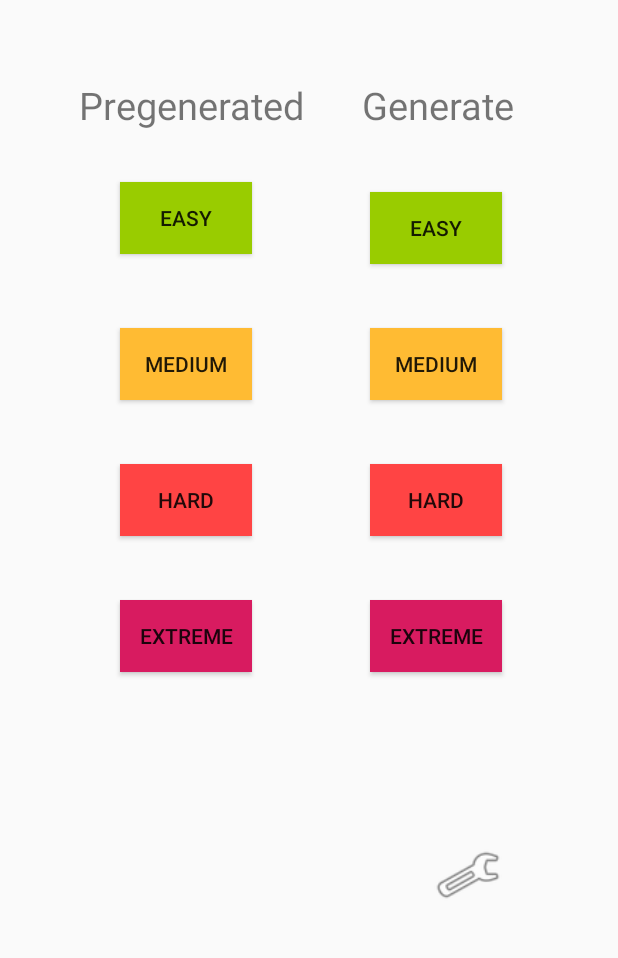
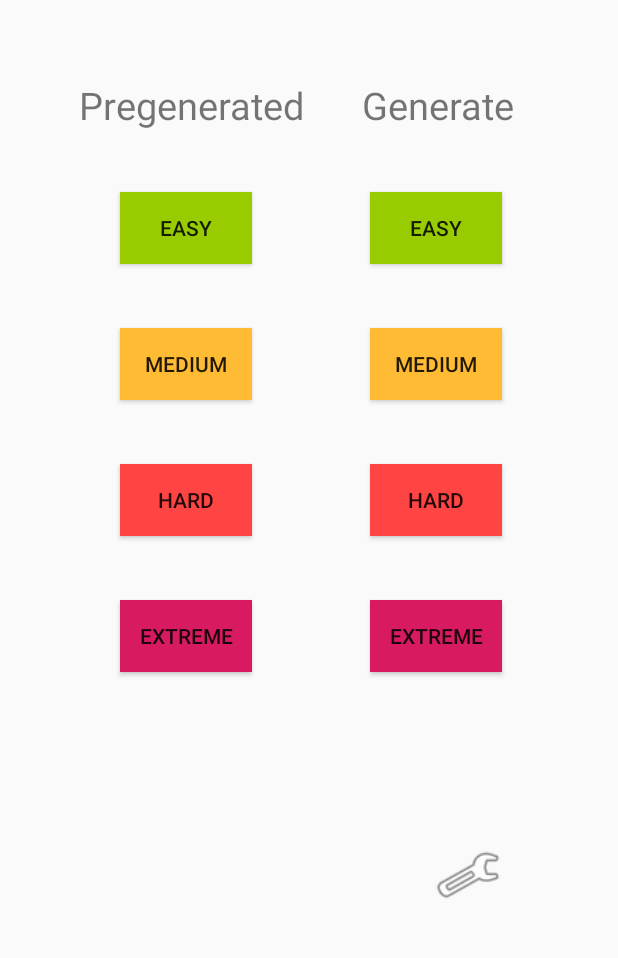
Before and after one commit to jmlemaster86/SuperSudoku, an Android app: the layout activity_main.xml on its own in the app's theme, with its tools: preview values and no code run, on a phone screen of 412 x 824 dp, the part 217-1175 px from its top. Run offline under Robolectric (Android 15) with nearby library versions, the phone set to English and light mode, and no system bars.

Commit message:
fixed the easy button position

```diff
--- a/app/src/main/res/layout/activity_main.xml
+++ b/app/src/main/res/layout/activity_main.xml
@@ -125,17 +125,14 @@
         android:id="@+id/button"
         android:layout_width="wrap_content"
         android:layout_height="wrap_content"
-        android:layout_marginStart="56dp"
-        android:layout_marginLeft="56dp"
-        android:layout_marginTop="64dp"
         android:background="@android:color/holo_green_light"
         android:text="Easy"
         app:layout_constraintBottom_toBottomOf="parent"
         app:layout_constraintEnd_toEndOf="parent"
-        app:layout_constraintHorizontal_bias="0.089"
+        app:layout_constraintHorizontal_bias="0.247"
         app:layout_constraintStart_toStartOf="parent"
         app:layout_constraintTop_toTopOf="parent"
-        app:layout_constraintVertical_bias="0.284" />
+        app:layout_constraintVertical_bias="0.351" />
 
     <Button
         android:id="@+id/button4"
```
